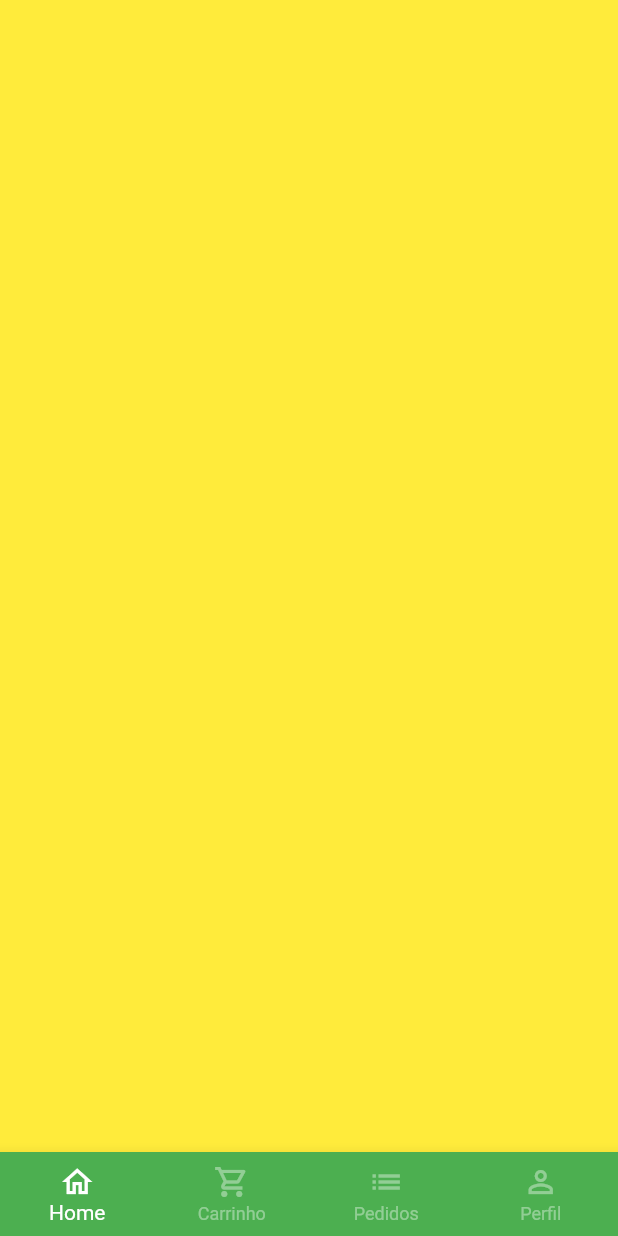
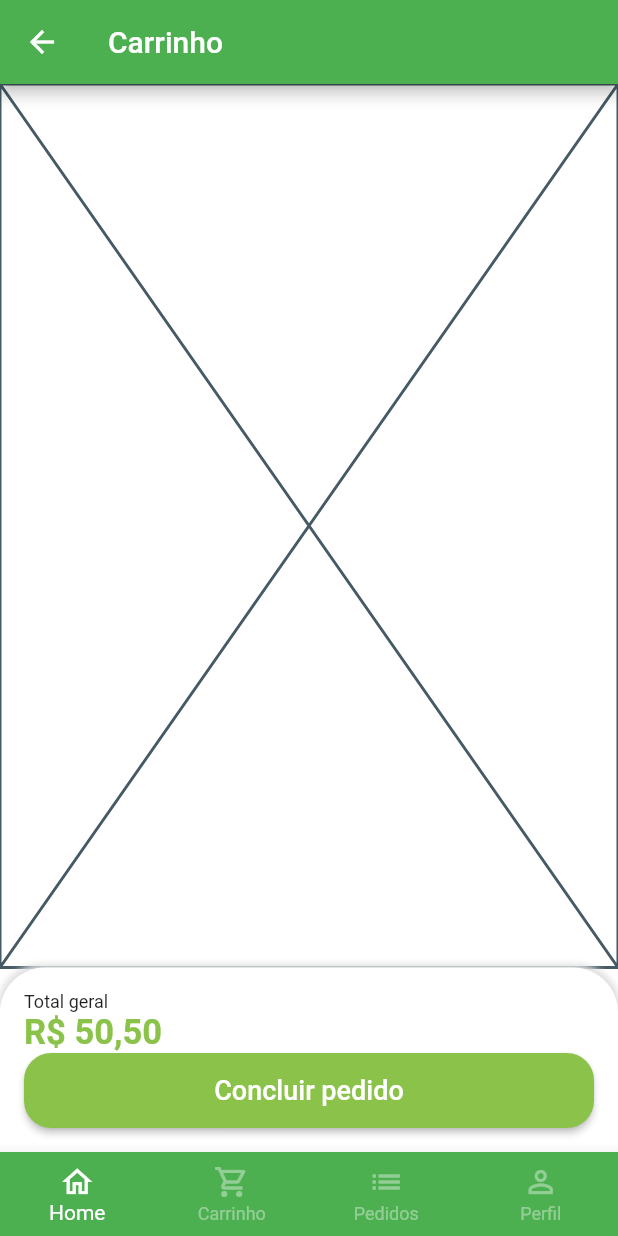
Before and after one commit to aloisiomartinez/greengrocery_app, a Flutter app: the BaseScreen screen opened directly, swiped to page 2, on a phone screen of 412 x 824 dp. Run offline on Flutter 3.47's test engine with Material 2 defaults, Android fonts, the phone set to English and light mode, and no system bars; our stand-ins replace animated_text_kit, badges, mask_text_input_formatter.

Commit message:
starting cart page

```diff
--- a/lib/src/pages/base/base_screen.dart
+++ b/lib/src/pages/base/base_screen.dart
@@ -1,4 +1,5 @@
 import 'package:flutter/material.dart';
+import 'package:green_grocery/src/pages/cart/cart_tab.dart';
 import 'package:green_grocery/src/pages/home/home_tab.dart';
 
 class BaseScreen extends StatefulWidget {
@@ -42,9 +43,7 @@ class _BaseScreenState extends State<BaseScreen> {
           controller: pageController,
           children: [
             const HomeTab(),
-            Container(
-              color: Colors.yellow,
-            ),
+             CartTab(),
             Container(
               color: Colors.blue,
             ),
--- /dev/null
+++ b/lib/src/pages/cart/cart_tab.dart
@@ -0,0 +1,65 @@
+import 'package:flutter/material.dart';
+import 'package:green_grocery/src/services/utils_services.dart';
+
+import '../../config/custom_colors.dart';
+
+class CartTab extends StatelessWidget {
+
+   CartTab({ Key? key }) : super(key: key);
+
+  final UtilsServices utilsServices = UtilsServices();
+
+   @override
+   Widget build(BuildContext context) {
+       return Scaffold(
+           appBar: AppBar(title: const Text('Carrinho'),),
+           body: Column(
+            children:  [
+              const Expanded(child: Placeholder()),
+              Container(
+                padding: const EdgeInsets.all(16),
+                decoration:  BoxDecoration(
+                  color: Colors.white,
+                  borderRadius: const BorderRadius.vertical(top: Radius.circular(30)),
+                  boxShadow: [
+                    BoxShadow(
+                      color: Colors.grey.shade300,
+                      blurRadius: 3,
+                      spreadRadius: 2
+                    )
+                  ]
+                ),
+                child: Column(
+                  crossAxisAlignment: CrossAxisAlignment.stretch,
+                  children:   [
+                    const Text("Total geral", style: TextStyle(
+                      fontSize: 12
+                    ),
+                    ),
+                    Text(utilsServices.priceToCurrency(50.5), style: TextStyle(
+                      fontSize: 23,
+                      color: CustomColors.customSwatchColor,
+                      fontWeight: FontWeight.bold
+                    ),),
+                    SizedBox(
+                      height: 50,
+                      child: ElevatedButton(
+
+                        style: ElevatedButton.styleFrom(
+                          backgroundColor: CustomColors.customSwatchColor,
+                          shape: RoundedRectangleBorder(
+                            borderRadius: BorderRadius.circular(18)
+                          )
+                        ),
+                        onPressed: () {}, child: const Text("Concluir pedido", style: TextStyle(
+                          fontSize: 18
+                        ),)),
+                    )
+                  ],
+                ),
+              )
+            ],
+           )
+       );
+  }
+}
```
